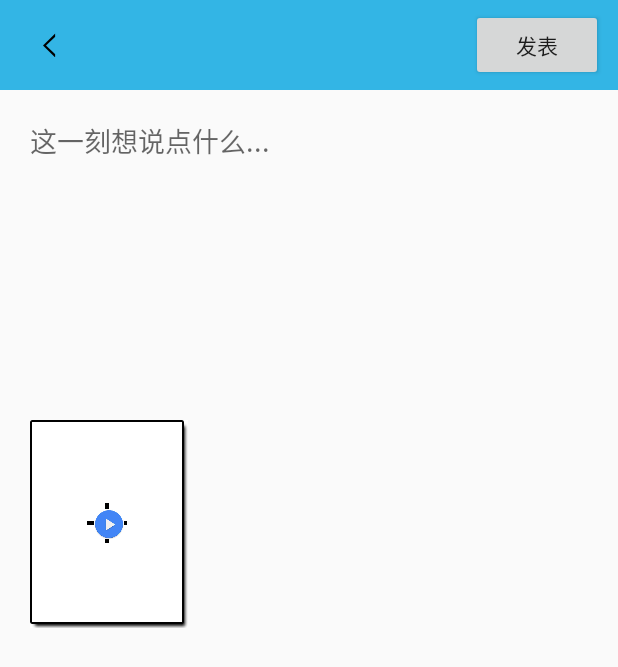
After one commit to jiangqiqi/Memory_Forever, an Android app: the EditActivity screen opened directly, with no data from a screen before it, on a phone screen of 412 x 824 dp. The commit adds this screen. Shown: the top 667 px of the screen. Run offline under Robolectric (Android 15) with nearby library versions, the phone set to English and light mode, and no system bars; our stand-ins replace data binding; pictures from the network do not load.

```diff
--- a/app/src/main/AndroidManifest.xml
+++ b/app/src/main/AndroidManifest.xml
@@ -28,6 +28,7 @@
         </activity>
         <activity android:name=".ui.GreetsActivity" />
         <activity android:name=".ui.RecordsActivity" />
+        <activity android:name=".ui.EditActivity" />
     </application>
 
 </manifest>
--- a/app/src/main/java/com/danqin/memory_forever/ui/AditActivity.java
+++ /dev/null
@@ -1,4 +0,0 @@
-package com.danqin.memory_forever.ui;
-
-public class AditActivity {
-}
--- a/app/src/main/java/com/danqin/memory_forever/ui/BaseActivity.java
+++ b/app/src/main/java/com/danqin/memory_forever/ui/BaseActivity.java
@@ -5,7 +5,7 @@ import android.os.Bundle;
 import android.view.View;
 
 public abstract class BaseActivity extends Activity {
-
+    protected String tag = getClass().getName();
     @Override
     protected void onCreate(Bundle savedInstanceState) {
         super.onCreate(savedInstanceState);
--- /dev/null
+++ b/app/src/main/java/com/danqin/memory_forever/ui/EditActivity.java
@@ -0,0 +1,50 @@
+package com.danqin.memory_forever.ui;
+
+import android.content.Intent;
+import android.databinding.DataBindingUtil;
+import android.graphics.BitmapFactory;
+import android.view.View;
+
+import com.bumptech.glide.Glide;
+import com.danqin.memory_forever.R;
+import com.danqin.memory_forever.databinding.EditLayoutBinding;
+
+import java.io.File;
+
+public class EditActivity extends BaseActivity {
+
+    private EditLayoutBinding binding;
+
+    @Override
+    protected void setContentView() {
+        binding = DataBindingUtil.setContentView(this, R.layout.edit_layout);
+        binding.editContent.requestFocus();
+    }
+
+    private int requestCode;
+    private File file;
+
+    @Override
+    protected void initView() {
+        super.initView();
+        Intent intent = getIntent();
+        requestCode = intent.getIntExtra(RecordsActivity.KEY_REQUEST_CODE,0);
+        file = (File) intent.getSerializableExtra(RecordsActivity.KEY_RESOURCE_FILE);
+
+        if (requestCode == RecordsActivity.REQUEST_CODE_IMAGE_CAPTURE){
+            binding.videoLayout.setVisibility(View.GONE);
+            Glide.with(this)
+                    .load(file)
+                    .override(300,600)
+                    .fitCenter()
+                    .into(binding.imgAdd);
+        }
+
+    }
+
+    //全屏播放视频，并可以执行删除操作。
+    public void fullScreenPlayVideo(View view){
+
+    }
+
+}
--- a/app/src/main/java/com/danqin/memory_forever/ui/MainActivity.java
+++ b/app/src/main/java/com/danqin/memory_forever/ui/MainActivity.java
@@ -44,6 +44,7 @@ public class MainActivity extends Activity implements AddModuleDialog.OnConfirmL
         Module module1 = new Module();
         module1.setImageRes(R.drawable.india_chennai_highway);
         module1.setName("大学赠言");
+        module1.setType(1);
         Module module2 = new Module();
         module2.setImageRes(R.drawable.india_chettinad_produce);
         module2.setName("高中赠言");
--- /dev/null
+++ b/app/src/main/res/layout/edit_layout.xml
@@ -0,0 +1,81 @@
+<?xml version="1.0" encoding="utf-8"?>
+<layout>
+
+    <android.support.constraint.ConstraintLayout xmlns:android="http://schemas.android.com/apk/res/android"
+        xmlns:app="http://schemas.android.com/apk/res-auto"
+        android:layout_width="match_parent"
+        android:layout_height="match_parent">
+        <FrameLayout
+            android:id="@+id/top_layout"
+            android:layout_width="0dp"
+            android:layout_height="60dp"
+            android:background="@android:color/holo_blue_light"
+            app:layout_constraintLeft_toLeftOf="parent"
+            app:layout_constraintRight_toRightOf="parent"
+            app:layout_constraintTop_toTopOf="parent">
+
+            <ImageView
+                android:id="@+id/back"
+                android:layout_width="26dp"
+                android:layout_height="48dp"
+                android:layout_gravity="left|center_vertical"
+                android:layout_marginLeft="20dp"
+                android:onClick="back"
+                android:scaleType="center"
+                android:src="@drawable/img_back" />
+
+            <Button
+                android:layout_width="wrap_content"
+                android:layout_height="wrap_content"
+                android:text="@string/publish"
+                android:gravity="center"
+                android:layout_gravity="center_vertical|end"
+                android:layout_marginRight="10dp"
+                android:onClick="publish"
+                />
+        </FrameLayout>
+        <EditText
+            android:id="@+id/edit_content"
+            android:layout_width="0dp"
+            android:layout_height="200dp"
+            app:layout_constraintLeft_toLeftOf="parent"
+            app:layout_constraintTop_toBottomOf="@+id/top_layout"
+            app:layout_constraintRight_toRightOf="parent"
+            android:layout_margin="20dp"
+            android:hint="@string/want_say_something"
+            android:gravity="top"
+            android:background="@null"
+            />
+        <FrameLayout
+            android:id="@+id/video_layout"
+            android:layout_width="wrap_content"
+            android:layout_height="wrap_content"
+            app:layout_constraintTop_toBottomOf="@+id/edit_content"
+            app:layout_constraintLeft_toLeftOf="@+id/edit_content"
+            android:onClick="fullScreenPlayVideo"
+            android:visibility="visible"
+            >
+            <ImageView
+                android:id="@+id/img_video"
+                android:layout_width="wrap_content"
+                android:layout_height="wrap_content"
+                android:src="@drawable/img_add"
+                />
+            <ImageView
+                android:layout_width="20dp"
+                android:layout_height="20dp"
+                android:src="@drawable/video"
+                android:layout_gravity="center"
+                />
+        </FrameLayout>
+        <android.support.v7.widget.RecyclerView
+            android:id="@+id/image_recycler"
+            android:layout_width="0dp"
+            android:layout_height="wrap_content"
+            app:layout_constraintTop_toBottomOf="@+id/edit_content"
+            app:layout_constraintLeft_toLeftOf="@+id/edit_content"
+            app:layout_constraintRight_toRightOf="@+id/edit_content"
+            />
+
+    </android.support.constraint.ConstraintLayout>
+</layout>
--- a/app/src/main/res/values/strings.xml
+++ b/app/src/main/res/values/strings.xml
@@ -10,4 +10,6 @@
     <string name="cancel">取消</string>
     <string name="confirm">确定</string>
     <string name="invitate_student_greet">邀请\n赠言</string>
+    <string name="publish">发表</string>
+    <string name="want_say_something">这一刻想说点什么...</string>
 </resources>
```
Also changed, not shown: app/src/main/java/com/danqin/memory_forever/ui/RecordsActivity.java (+63 -2 lines), app/src/main/res/layout/records_layout.xml (+7 -0 lines), app/src/main/res/drawable-hdpi/img_add.png (added).
